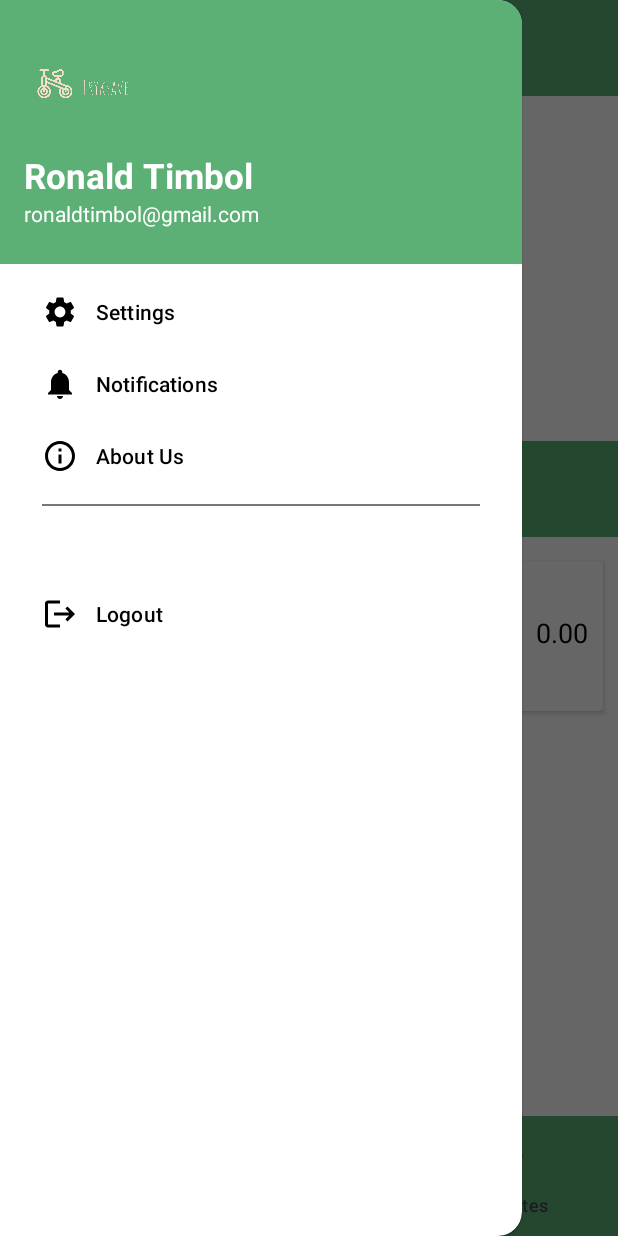
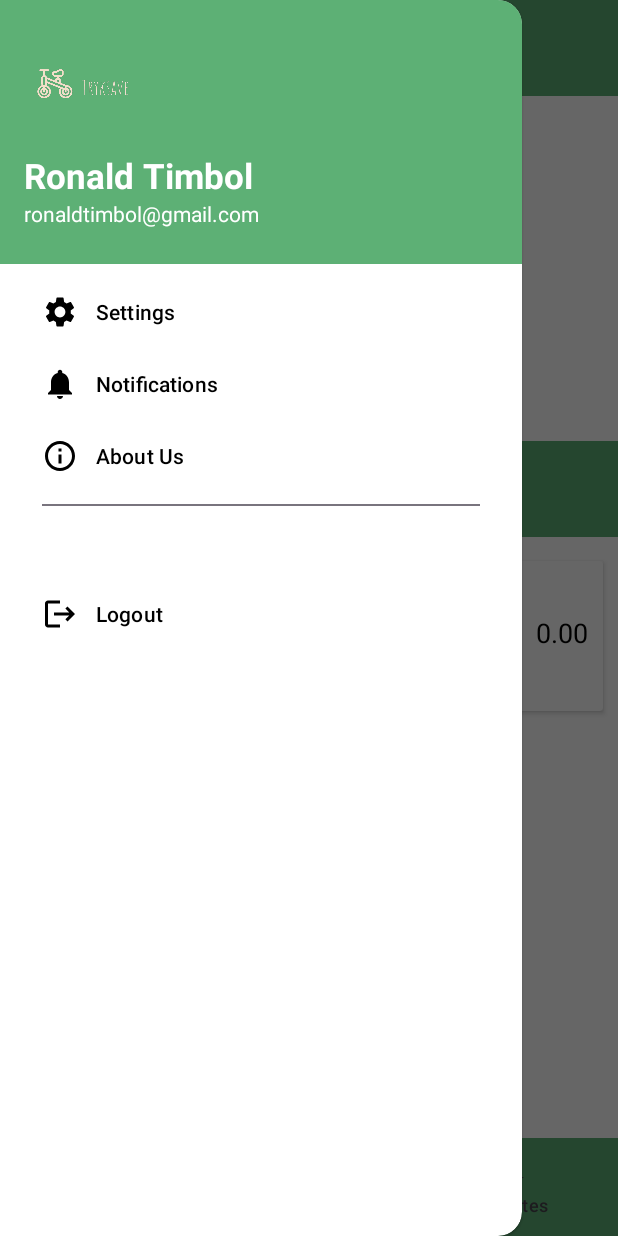
Before and after one commit to bnetpineda/Tryksave, an Android app: the screen it shows after launch once a user with an empty profile is signed in (MainActivity), with the side drawer open, on a phone screen of 412 x 824 dp. Run offline under Robolectric (Android 15) with nearby library versions, the phone set to English and light mode, and no system bars; our stand-ins replace Firebase (no records; nobody signed in at launch, a user with empty details on screens opened directly).

Commit message:
UPDATED(2)!

```diff
--- a/app/src/main/java/com/example/tryksave/HomeFragment.java
+++ b/app/src/main/java/com/example/tryksave/HomeFragment.java
@@ -1,64 +1,58 @@
 package com.example.tryksave;
+
+import static android.content.ContentValues.TAG;
 
 import android.os.Bundle;
 
+import androidx.annotation.NonNull;
 import androidx.fragment.app.Fragment;
 
+import android.util.Log;
 import android.view.LayoutInflater;
 import android.view.View;
 import android.view.ViewGroup;
+import android.widget.TextView;
 
-/**
- * A simple {@link Fragment} subclass.
- * Use the {@link HomeFragment#newInstance} factory method to
- * create an instance of this fragment.
- */
+import com.google.android.gms.tasks.OnCompleteListener;
+import com.google.android.gms.tasks.Task;
+import com.google.firebase.auth.FirebaseAuth;
+import com.google.firebase.auth.FirebaseUser;
+import com.google.firebase.firestore.FirebaseFirestore;
+import com.google.firebase.firestore.QueryDocumentSnapshot;
+import com.google.firebase.firestore.QuerySnapshot;
+
+
 public class HomeFragment extends Fragment {
-
-    // TODO: Rename parameter arguments, choose names that match
-    // the fragment initialization parameters, e.g. ARG_ITEM_NUMBER
-    private static final String ARG_PARAM1 = "param1";
-    private static final String ARG_PARAM2 = "param2";
-
-    // TODO: Rename and change types of parameters
-    private String mParam1;
-    private String mParam2;
-
-    public HomeFragment() {
-        // Required empty public constructor
-    }
-
-    /**
-     * Use this factory method to create a new instance of
-     * this fragment using the provided parameters.
-     *
-     * @param param1 Parameter 1.
-     * @param param2 Parameter 2.
-     * @return A new instance of fragment HomeFragment.
-     */
-    // TODO: Rename and change types and number of parameters
-    public static HomeFragment newInstance(String param1, String param2) {
-        HomeFragment fragment = new HomeFragment();
-        Bundle args = new Bundle();
-        args.putString(ARG_PARAM1, param1);
-        args.putString(ARG_PARAM2, param2);
-        fragment.setArguments(args);
-        return fragment;
-    }
-
-    @Override
-    public void onCreate(Bundle savedInstanceState) {
-        super.onCreate(savedInstanceState);
-        if (getArguments() != null) {
-            mParam1 = getArguments().getString(ARG_PARAM1);
-            mParam2 = getArguments().getString(ARG_PARAM2);
-        }
-    }
 
     @Override
     public View onCreateView(LayoutInflater inflater, ViewGroup container,
                              Bundle savedInstanceState) {
-        // Inflate the layout for this fragment
-        return inflater.inflate(R.layout.fragment_home, container, false);
+        View view = inflater.inflate(R.layout.fragment_home, container, false);
+        FirebaseAuth mAuth = FirebaseAuth.getInstance();
+        FirebaseUser currentUser = mAuth.getCurrentUser();
+        TextView userHomeFullName = view.findViewById(R.id.TextViewHomeName);
+        if (currentUser != null) {
+            String userId = currentUser.getUid();
+            FirebaseFirestore db = FirebaseFirestore.getInstance();
+            db.collection("users").document(userId).collection("userDetails")
+                    .get()
+                    .addOnCompleteListener(new OnCompleteListener<QuerySnapshot>() {
+                        @Override
+                        public void onComplete(@NonNull Task<QuerySnapshot> task) {
+                            if (task.isSuccessful()) {
+                                for (QueryDocumentSnapshot document : task.getResult()) {
+                                    // Access each document's data
+                                    String name = document.getString("name");
+                                    // Use the data as needed
+                                    userHomeFullName.setText("Hi, " + name);
+
+                                }
+                            } else {
+                                Log.d(TAG, "Error getting documents: ", task.getException());
+                            }
+                        }
+                    });
+        }
+        return view;
     }
 }
--- a/app/src/main/java/com/example/tryksave/MainActivity.java
+++ b/app/src/main/java/com/example/tryksave/MainActivity.java
@@ -1,9 +1,17 @@
 package com.example.tryksave;
+
+import static android.content.ContentValues.TAG;
 
 import android.content.Intent;
 import android.os.Bundle;
+import android.util.Log;
+import android.view.LayoutInflater;
+import android.view.Menu;
 import android.view.MenuItem;
 import android.view.View;
+import android.widget.RelativeLayout;
+import android.widget.TextView;
+
 import androidx.appcompat.widget.Toolbar;
 
 
@@ -16,10 +24,19 @@ import androidx.drawerlayout.widget.DrawerLayout;
 import androidx.fragment.app.Fragment;
 import androidx.fragment.app.FragmentManager;
 import androidx.fragment.app.FragmentTransaction;
+
+import com.google.android.gms.tasks.OnCompleteListener;
+import com.google.android.gms.tasks.Task;
 import com.google.android.material.bottomnavigation.BottomNavigationView;
 import com.google.android.material.floatingactionbutton.FloatingActionButton;
 import com.google.android.material.navigation.NavigationBarView;
 import com.google.android.material.navigation.NavigationView;
+import com.google.firebase.auth.FirebaseAuth;
+import com.google.firebase.auth.FirebaseUser;
+import com.google.firebase.firestore.DocumentReference;
+import com.google.firebase.firestore.FirebaseFirestore;
+import com.google.firebase.firestore.QueryDocumentSnapshot;
+import com.google.firebase.firestore.QuerySnapshot;
 
 public class MainActivity extends AppCompatActivity implements NavigationView.OnNavigationItemSelectedListener {
 
@@ -30,13 +47,53 @@ public class MainActivity extends AppCompatActivity implements NavigationView.On
     FloatingActionButton fabb;
 
 
+    TextView userFullName , userEmail;
+
+    Intent intentSignIn;
+
+
     @Override
     protected void onCreate(Bundle savedInstanceState) {
         super.onCreate(savedInstanceState);
         setContentView(R.layout.activity_main);
 
+        FirebaseAuth mAuth = FirebaseAuth.getInstance();
+        FirebaseUser currentUser = mAuth.getCurrentUser();
+        intentSignIn = new Intent(this, SignIn.class);
         fabb = findViewById(R.id.fab);
         toolbars = findViewById(R.id.toolbar);
+        NavigationView navigationView = findViewById(R.id.navigation_drawer);
+        View headerView = navigationView.getHeaderView(0);
+        TextView userFullName = headerView.findViewById(R.id.TextViewNavUserFullName);
+        TextView userEmail = headerView.findViewById(R.id.TextViewNavUserEmail);
+        if (currentUser != null) {
+            String userId = currentUser.getUid();
+            FirebaseFirestore db = FirebaseFirestore.getInstance();
+            db.collection("users").document(userId).collection("userDetails")
+                    .get()
+                    .addOnCompleteListener(new OnCompleteListener<QuerySnapshot>() {
+                        @Override
+                        public void onComplete(@NonNull Task<QuerySnapshot> task) {
+                            if (task.isSuccessful()) {
+                                for (QueryDocumentSnapshot document : task.getResult()) {
+                                    // Access each document's data
+                                    String name = document.getString("name");
+                                    String email = document.getString("email");
+                                    // Use the data as needed
+                                    userEmail.setText(email);
+                                    userFullName.setText(name);
+                                    Log.d(TAG, name + " " + email);
+
+                                }
+                            } else {
+                                Log.d(TAG, "Error getting documents: ", task.getException());
+                                startActivity(intentSignIn);
+                            }
+                        }
+                    });
+        }
+
+
 
         drawerLayout = findViewById(R.id.drawer_layout);
         ActionBarDrawerToggle toggle = new ActionBarDrawerToggle(this, drawerLayout, toolbars, R.string.open_nav,
@@ -44,7 +101,6 @@ public class MainActivity extends AppCompatActivity implements NavigationView.On
         drawerLayout.addDrawerListener(toggle);
         toggle.syncState();
 
-        NavigationView navigationView = findViewById(R.id.navigation_drawer);
         navigationView.setNavigationItemSelectedListener(this);
 
         bottomNavigationView = findViewById(R.id.bottom_navigation);
@@ -84,6 +140,9 @@ public class MainActivity extends AppCompatActivity implements NavigationView.On
             openFragment(new NotificationsFragment());
         } else if (itemId == R.id.about) {
             openFragment(new AboutUsFragment());
+        } else if (itemId == R.id.nav_logout){
+            FirebaseAuth.getInstance().signOut();
+            startActivity(intentSignIn);
         }
         drawerLayout.closeDrawer(GravityCompat.START);
         return true;
--- a/app/src/main/java/com/example/tryksave/SignIn.java
+++ b/app/src/main/java/com/example/tryksave/SignIn.java
@@ -20,7 +20,7 @@ import com.google.firebase.auth.FirebaseUser;
 
 public class SignIn extends AppCompatActivity {
     private TextView textViewBack;
-    private Intent intentGetStarted, intentHome;
+    private Intent intentGetStarted, intentMain;
 
     private Button btnSignIn;
     private EditText editEmail, editPassword;
@@ -34,7 +34,7 @@ public class SignIn extends AppCompatActivity {
         mAuth = FirebaseAuth.getInstance();
         textViewBack = findViewById(R.id.TextViewBackSignUp);
         intentGetStarted = new Intent(this, Get_Started.class);
-        intentHome = new Intent(this, Home.class);
+        intentMain = new Intent(this, MainActivity.class);
         editEmail = findViewById(R.id.EditTextEmailSignIn);
         editPassword = findViewById(R.id.EditTextEndLocation);
         btnSignIn = findViewById(R.id.ButtonSignIn);
@@ -85,7 +85,7 @@ public class SignIn extends AppCompatActivity {
                                         // Sign in success, update UI with the signed-in user's information
                                         Toast.makeText(SignIn.this, "Signed In",
                                                 Toast.LENGTH_SHORT).show();
-                                        startActivity(intentHome);
+                                        startActivity(intentMain);
                                         finish(); // Close the current activity
                                     } else {
                                         // User is null
--- /dev/null
+++ b/app/src/main/res/drawable/arrow_downward.xml
@@ -0,0 +1,5 @@
+<vector xmlns:android="http://schemas.android.com/apk/res/android" android:height="24dp" android:tint="#000000" android:viewportHeight="24" android:viewportWidth="24" android:width="24dp">
+
+    <path android:fillColor="@android:color/white" android:pathData="M20,12l-1.41,-1.41L13,16.17V4h-2v12.17l-5.58,-5.59L4,12l8,8 8,-8z"/>
+
+</vector>
--- a/app/src/main/res/layout/activity_home.xml
+++ b/app/src/main/res/layout/activity_home.xml
@@ -34,8 +34,9 @@
 
             <com.google.android.material.bottomappbar.BottomAppBar
                 android:layout_width="match_parent"
-                android:layout_height="wrap_content"
+                android:layout_height="65dp"
                 android:id="@+id/bottomAppBar"
+                app:fabAnchorMode="cradle"
                 android:layout_gravity="bottom"
                 android:backgroundTint="@color/green"
                 app:fabCradleMargin="10dp"
--- a/app/src/main/res/layout/activity_main.xml
+++ b/app/src/main/res/layout/activity_main.xml
@@ -21,7 +21,10 @@
             android:elevation="4dp"
             android:theme="@style/ThemeOverlay.AppCompat.Dark.ActionBar"
             app:popupTheme="@style/ThemeOverlay.AppCompat.Light"/>
-
+        <include
+            layout="@layout/nav_header"
+            android:id="@+id/nav_header_include"
+            android:visibility="invisible"/>
         <FrameLayout
             android:layout_width="match_parent"
             android:layout_height="match_parent"
@@ -34,12 +37,12 @@
 
             <com.google.android.material.bottomappbar.BottomAppBar
                 android:layout_width="match_parent"
-                android:layout_height="wrap_content"
+                android:layout_height="65dp"
                 android:id="@+id/bottomAppBar"
+                app:fabAnchorMode="cradle"
+                app:fabCradleRoundedCornerRadius="75dp"
                 android:layout_gravity="bottom"
                 android:backgroundTint="@color/green"
-                app:fabCradleMargin="10dp"
-                app:fabCradleRoundedCornerRadius="70dp"
                 app:fabAlignmentMode="center">
 
                 <com.google.android.material.bottomnavigation.BottomNavigationView
@@ -52,13 +55,13 @@
             </com.google.android.material.bottomappbar.BottomAppBar>
 
             <com.google.android.material.floatingactionbutton.FloatingActionButton
+                android:id="@+id/fab"
                 android:layout_width="wrap_content"
                 android:layout_height="wrap_content"
-                android:id="@+id/fab"
                 android:src="@drawable/baseline_emoji_transportation_24"
                 app:layout_anchor="@id/bottomAppBar"
-                app:maxImageSize="40dp"/>
-
+                app:maxImageSize="40dp"
+                app:shapeAppearanceOverlay="@style/ShapeAppearanceOverlay.MyApp.Circle" />
 
         </androidx.coordinatorlayout.widget.CoordinatorLayout>
 
@@ -74,7 +77,7 @@
         app:itemTextColor="@color/black"
         android:theme="@style/ThemeOverlay.AppCompat.navTheme"
         app:headerLayout="@layout/nav_header"
-        app:menu="@menu/navigation_drawer_menu"/>
+        app:menu="@menu/navigation_drawer_menu" />
 
 
 </androidx.drawerlayout.widget.DrawerLayout>
--- a/app/src/main/res/layout/activity_sign_in.xml
+++ b/app/src/main/res/layout/activity_sign_in.xml
@@ -77,10 +77,10 @@
         android:textColorHint="@color/gray3"
         app:layout_constraintEnd_toEndOf="parent"
         app:layout_constraintStart_toStartOf="parent"
-        app:layout_constraintTop_toBottomOf="@+id/textView" />
+        app:layout_constraintTop_toBottomOf="@+id/TextViewHomeName" />
 
     <TextView
-        android:id="@+id/textView"
+        android:id="@+id/TextViewHomeName"
         android:layout_width="wrap_content"
         android:layout_height="wrap_content"
         android:layout_marginTop="36dp"
--- a/app/src/main/res/layout/activity_sign_up.xml
+++ b/app/src/main/res/layout/activity_sign_up.xml
@@ -24,7 +24,7 @@
         android:textColorHint="@color/gray3"
         app:layout_constraintEnd_toEndOf="parent"
         app:layout_constraintStart_toStartOf="parent"
-        app:layout_constraintTop_toBottomOf="@+id/textView" />
+        app:layout_constraintTop_toBottomOf="@+id/TextViewHomeName" />
 
     <TextView
         android:id="@+id/TextViewBackSignUp"
@@ -96,7 +96,7 @@
         app:layout_constraintTop_toTopOf="parent" />
 
     <TextView
-        android:id="@+id/textView"
+        android:id="@+id/TextViewHomeName"
         android:layout_width="wrap_content"
         android:layout_height="wrap_content"
         android:layout_marginTop="36dp"
--- a/app/src/main/res/layout/fragment_home.xml
+++ b/app/src/main/res/layout/fragment_home.xml
@@ -17,12 +17,11 @@
         app:layout_constraintTop_toTopOf="parent" />
 
     <TextView
-        android:id="@+id/textView"
+        android:id="@+id/TextViewHomeName"
         android:layout_width="wrap_content"
         android:layout_height="wrap_content"
-        android:text="Hi, Ronald Timbol"
+        android:layout_marginTop="12dp"
         android:textSize="22sp"
-        android:layout_marginTop="12dp"
         android:textStyle="bold"
         app:layout_constraintEnd_toEndOf="@+id/imageView3"
         app:layout_constraintStart_toStartOf="@+id/imageView3"
@@ -35,9 +34,9 @@
         android:text="Good Morning!"
         android:textStyle="bold"
         android:textSize="36sp"
-        app:layout_constraintEnd_toEndOf="@+id/textView"
-        app:layout_constraintStart_toStartOf="@+id/textView"
-        app:layout_constraintTop_toBottomOf="@+id/textView" />
+        app:layout_constraintEnd_toEndOf="@+id/TextViewHomeName"
+        app:layout_constraintStart_toStartOf="@+id/TextViewHomeName"
+        app:layout_constraintTop_toBottomOf="@+id/TextViewHomeName" />
 
     <FrameLayout
         android:layout_width="match_parent"
--- a/app/src/main/res/layout/nav_header.xml
+++ b/app/src/main/res/layout/nav_header.xml
@@ -17,20 +17,22 @@
 
 
     <TextView
+        android:id="@+id/TextViewNavUserFullName"
         android:layout_width="wrap_content"
         android:layout_height="wrap_content"
         android:text="@string/user_name"
         android:textColor="@color/white"
         android:textSize="23sp"
-        android:textStyle="bold"/>
+        android:textStyle="bold" />
 
     <TextView
+        android:id="@+id/TextViewNavUserEmail"
         android:layout_width="wrap_content"
         android:layout_height="wrap_content"
+        android:layout_marginBottom="8dp"
         android:text="@string/ronaldtimbol_gmail_com"
         android:textColor="@color/white"
-        android:textSize="14sp"
-        android:layout_marginBottom="8dp"/>
+        android:textSize="14sp" />
 
 
 </LinearLayout>
--- a/app/src/main/res/values/themes.xml
+++ b/app/src/main/res/values/themes.xml
@@ -9,4 +9,11 @@
     <style name="ThemeOverlay.AppCompat.navTheme">
         <item name="colorPrimary">@color/white</item>
     </style>
+
+    <style name="ShapeAppearanceOverlay.MyApp.Circle" parent="">
+        <item name="cornerFamily">rounded</item>
+        <item name="cornerSize">50%</item>
+    </style>
+
+
 </resources>
```
Also changed, not shown: app/src/main/java/com/example/tryksave/DirectionsFetcher.java (deleted, +0 -57 lines), app/src/main/java/com/example/tryksave/SignUp.java (+15 -1 lines), app/src/main/res/layout/expenses_row_layout.xml (+8 -1 lines).
